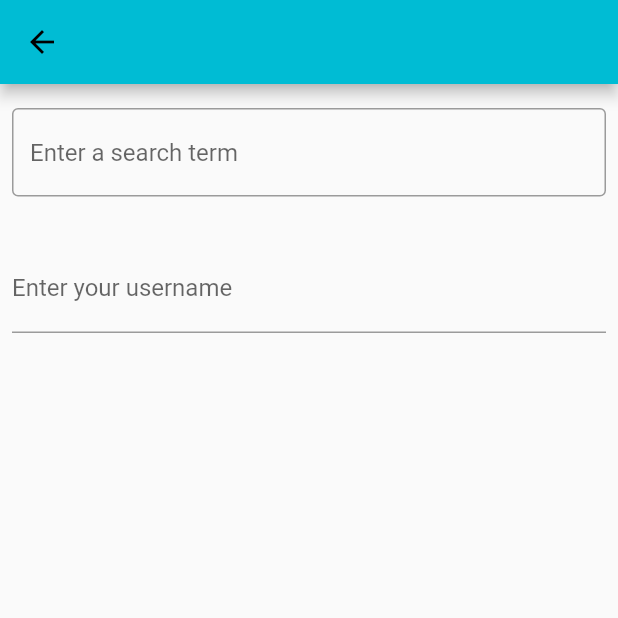
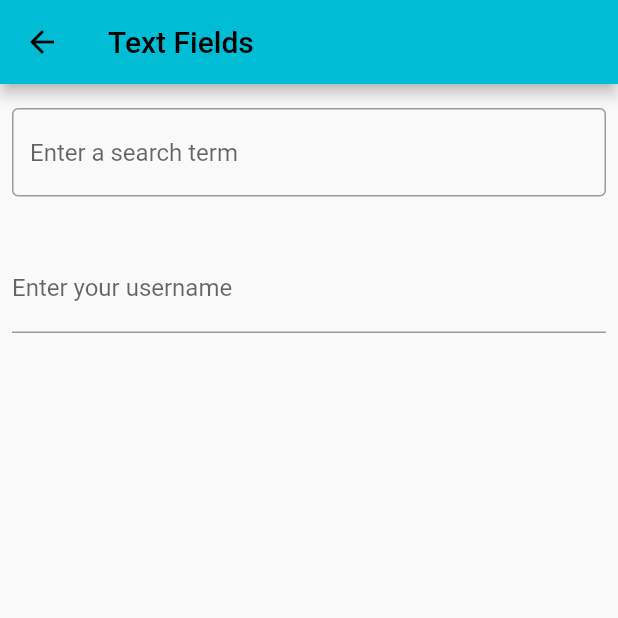
Before and after one commit to d0niy0r/flutter-widgets, a Flutter app: the TextFieldPage screen opened directly, on a phone screen of 412 x 824 dp, the top half of it. Run offline on Flutter 3.47's test engine with Material 2 defaults, Android fonts, the phone set to English and light mode, and no system bars.

Commit message:
small fixed

```diff
--- a/lib/widgets-screens/form.dart
+++ b/lib/widgets-screens/form.dart
@@ -13,7 +13,9 @@ class _FormPageState extends State<FormPage> {
   @override
   Widget build(BuildContext context) {
     return Scaffold(
-      appBar: AppBar(),
+      appBar: AppBar(
+        title: Text("Form"),
+      ),
       body: Container(
         margin: EdgeInsets.all(24),
         child: Form(
--- a/lib/widgets-screens/text_field.dart
+++ b/lib/widgets-screens/text_field.dart
@@ -6,7 +6,7 @@ class TextFieldPage extends StatelessWidget {
   @override
   Widget build(BuildContext context) {
     return Scaffold(
-      appBar: AppBar(),
+      appBar: AppBar(title: const Text("Text Fields")),
       body: MyCustomForm(),
     );
   }
```
